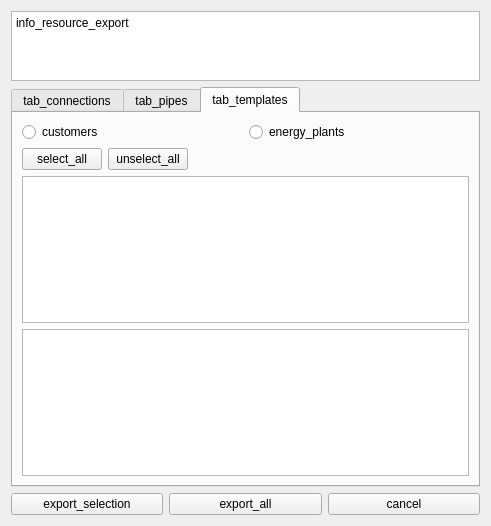
Before: the Qt Designer form districts/ExportResources_dialog.ui in equa/IDA-Districts, drawn with Qt 5.
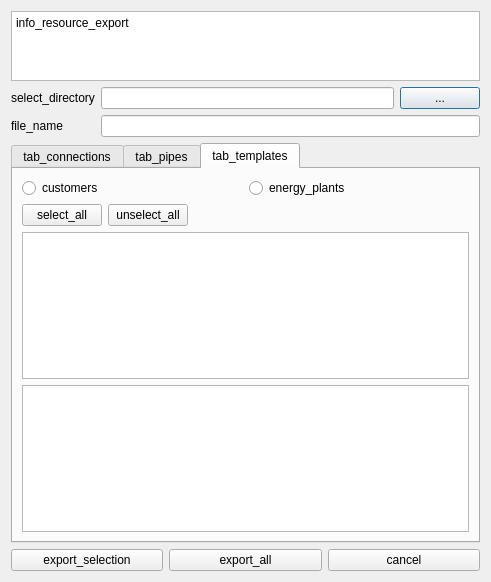
After: the same form once the commit is applied.

Commit message: import resource

```diff
--- a/districts/ExportResources_dialog.ui
+++ b/districts/ExportResources_dialog.ui
@@ -7,7 +7,7 @@
     <x>0</x>
     <y>0</y>
     <width>491</width>
-    <height>438</height>
+    <height>464</height>
    </rect>
   </property>
   <property name="windowTitle">
@@ -36,6 +36,49 @@
        </property>
       </widget>
      </item>
+     <item>
+      <layout class="QHBoxLayout" name="horizontalLayout_8">
+       <item>
+        <layout class="QVBoxLayout" name="verticalLayout_3">
+         <item>
+          <widget class="QLabel" name="label">
+           <property name="text">
+            <string>select_directory</string>
+           </property>
+          </widget>
+         </item>
+         <item>
+          <widget class="QLabel" name="label_2">
+           <property name="text">
+            <string>file_name</string>
+           </property>
+          </widget>
+         </item>
+        </layout>
+       </item>
+       <item>
+        <layout class="QVBoxLayout" name="verticalLayout_5">
+         <item>
+          <layout class="QHBoxLayout" name="horizontalLayout_9">
+           <item>
+            <widget class="QLineEdit" name="lineEdit_pathExport"/>
+           </item>
+           <item>
+            <widget class="QPushButton" name="btn_filechoser">
+             <property name="text">
+              <string>...</string>
+             </property>
+            </widget>
+           </item>
+          </layout>
+         </item>
+         <item>
+          <widget class="QLineEdit" name="lineEdit_filename"/>
+         </item>
+        </layout>
+       </item>
+      </layout>
+     </item>
      <item>
       <widget class="QTabWidget" name="tabWidget">
        <property name="currentIndex">
```
The commit also changes 5 other files.
